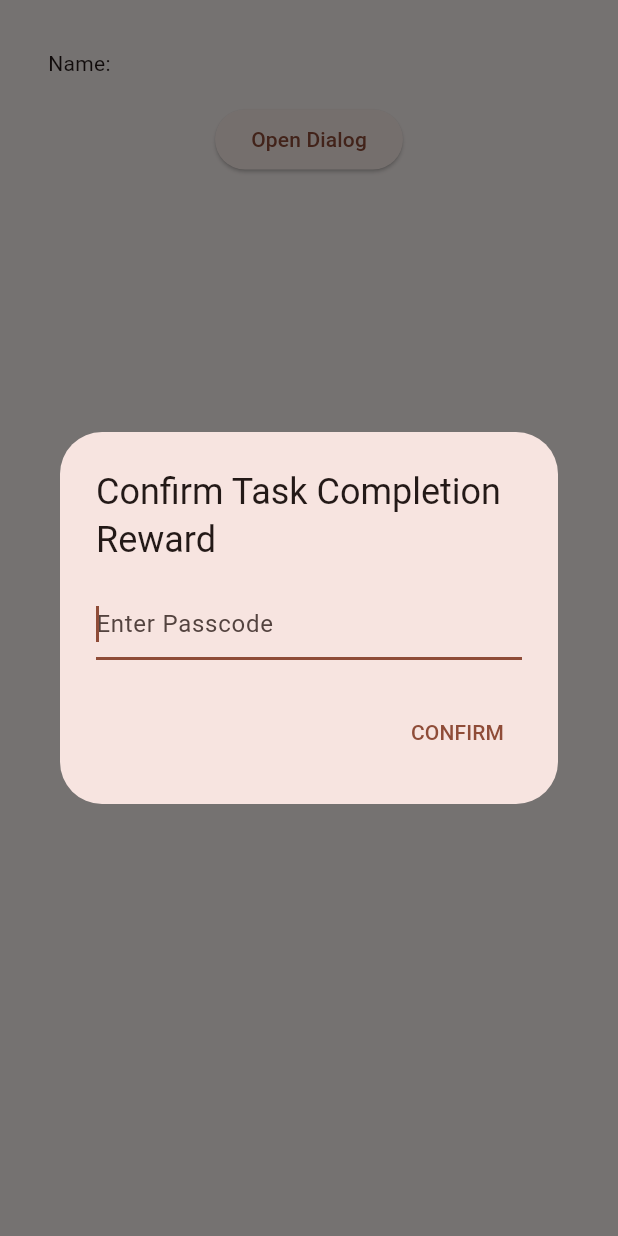
After one commit to avnithv/CongressionalApp2023, a Flutter app: the PasswordPage screen opened directly, after a tap on "Open Dialog", on a phone screen of 412 x 824 dp. The commit adds this screen. Run offline on Flutter 3.47's test engine with Material 2 defaults, Android fonts, the phone set to English and light mode, and no system bars; our stand-ins replace fluttertoast, velocity_x; missing offline and left inert: chat_gpt_sdk.

Commit message:
added passwrod confirmation

```diff
--- a/congressional_app/lib/dashboard_page.dart
+++ b/congressional_app/lib/dashboard_page.dart
@@ -10,7 +10,7 @@ class DashboardPage extends StatelessWidget {
         crossAxisAlignment: CrossAxisAlignment.center,
         children: [
           const SizedBox(height: 40),
-          Center(child: Text("Welcome Back!", style: TextStyle(color: Theme.of(context).colorScheme.primary, fontSize: 50,),)),
+          Center(child: Text("Welcome Back!", style: TextStyle(color: Theme.of(context).colorScheme.primary, fontSize: 45,),)),
         ],
       ),
     );
--- /dev/null
+++ b/congressional_app/lib/dialog.dart
@@ -0,0 +1,81 @@
+import 'package:flutter/material.dart';
+
+
+class PasswordPage extends StatefulWidget {
+  PasswordPage({super.key});
+
+  @override
+  State<PasswordPage> createState() => _PasswordPage();
+}
+
+class _PasswordPage extends State<PasswordPage> {
+  late TextEditingController controller;
+  String name = '';
+
+  @override
+  void initState() {
+    super.initState();
+    controller = TextEditingController();
+  }
+
+  @override void dispose() {
+    controller.dispose();
+    super.dispose();
+  }
+
+  @override
+  Widget build(BuildContext context) {
+    return Scaffold(
+    body: Container(
+        padding: EdgeInsets.all(32),
+        child: Column(
+          children: [
+            Row(
+              children: [
+                Expanded(
+                  child: Text("Name: "),
+                ),
+                const SizedBox(width: 12,),
+                Text(name),
+              ],
+            ),
+            const SizedBox(height: 16,),
+            ElevatedButton(
+              child: Text("Open Dialog"),
+              onPressed: () async {
+                final name = await openDialog();
+                if (name == null || name.isEmpty) return;
+                setState(() => this.name = name);
+              }
+            )
+          ],
+        )
+      )
+    );
+  }
+
+  Future<String?> openDialog() {
+    return showDialog<String>(
+      context: context,
+      builder: (context) => AlertDialog(
+        title: Text("Confirm Task Completion Reward"),
+        content: TextField(
+          autofocus: true,
+          decoration: InputDecoration(hintText: "Enter Passcode"),
+          controller: controller,
+          onSubmitted: (_) => confirm(),
+        ),
+        actions: [
+          TextButton(
+            child: Text("CONFIRM"),
+            onPressed: confirm,
+          ),
+        ],
+      ),
+    );
+  }
+  void confirm() {
+    Navigator.of(context).pop(controller.text);
+    controller.clear();
+  }
+}
--- a/congressional_app/lib/mindmap_painter.dart
+++ b/congressional_app/lib/mindmap_painter.dart
@@ -1,5 +1,5 @@
 import 'package:flutter/material.dart';
-import 'package:mindmap/node.dart';
+import 'node.dart';
 
 class MindMapPainter extends CustomPainter {
   final Node tree;
--- a/congressional_app/lib/mindmap_widget.dart
+++ b/congressional_app/lib/mindmap_widget.dart
@@ -1,6 +1,6 @@
 import 'package:flutter/gestures.dart';
 import 'package:flutter/material.dart';
-import 'package:mindmap/node.dart';
+import 'node.dart';
 import 'mindmap_painter.dart';
 
 class MindMapWidget extends StatefulWidget {
```
Also changed, not shown: congressional_app/lib/firebase_login.dart (added, +115 -0 lines), congressional_app/lib/firebase_signupview.dart (added, +92 -0 lines), congressional_app/lib/main.dart (+8 -4 lines), congressional_app/lib/task_page.dart (+68 -10 lines).
